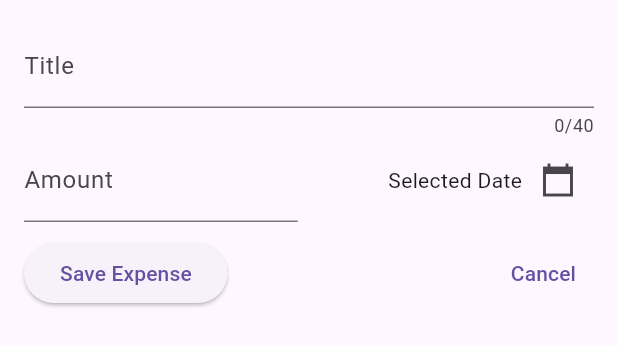
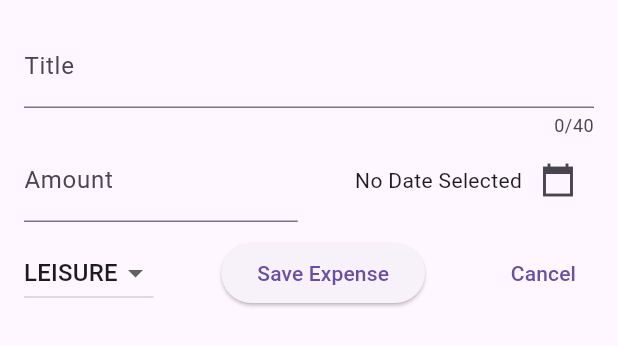
Before and after one commit to ishwar46/everydayFlutter, a Flutter app: the NewExpense widget shown alone on an empty page, opened directly, on a phone screen of 412 x 824 dp. Shown: the top 346 px of the screen. Run offline on Flutter 3.47's test engine with Material 3 defaults, Android fonts, the phone set to English and light mode, and no system bars; our stand-ins replace google_fonts.

Commit message:
Drop down added

```diff
--- a/expense_tracker/lib/widgets/new_expense.dart
+++ b/expense_tracker/lib/widgets/new_expense.dart
@@ -1,5 +1,5 @@
+import 'package:expense_tracker/models/expense.dart';
 import 'package:flutter/material.dart';
-import 'package:flutter/widgets.dart';
 
 class NewExpense extends StatefulWidget {
   const NewExpense({super.key});
@@ -18,12 +18,20 @@ class _NewExpenseState extends State<NewExpense> {
 
   final _titleController = TextEditingController();
   final _amountController = TextEditingController();
+  DateTime? _selectedDate;
+  Category _selectedCategory = Category.leisure;
 
-  void _presentDatePicker() {
+  void _presentDatePicker() async {
     final now = DateTime.now();
     final firstDate = DateTime(now.year - 1, now.month, now.day);
-    final lastDate = DateTime(now.year);
-    showDatePicker(context: context, firstDate: firstDate, lastDate: now);
+    final pickedDate = await showDatePicker(
+      context: context,
+      firstDate: firstDate,
+      lastDate: now,
+    );
+    setState(() {
+      _selectedDate = pickedDate;
+    });
   }
 
   @override
@@ -64,7 +72,9 @@ class _NewExpenseState extends State<NewExpense> {
                 mainAxisAlignment: MainAxisAlignment.end,
                 crossAxisAlignment: CrossAxisAlignment.center,
                 children: [
-                  const Text('Selected Date'),
+                  Text(_selectedDate == null
+                      ? 'No Date Selected'
+                      : formatter.format(_selectedDate!)),
                   IconButton(
                     onPressed: _presentDatePicker,
                     icon: const Icon(Icons.calendar_today_sharp),
@@ -79,6 +89,26 @@ class _NewExpenseState extends State<NewExpense> {
           Row(
             mainAxisAlignment: MainAxisAlignment.spaceBetween,
             children: [
+              DropdownButton(
+                  value: _selectedCategory,
+                  items: Category.values
+                      .map(
+                        (category) => DropdownMenuItem(
+                          value: category,
+                          child: Text(
+                            category.name.toUpperCase(),
+                          ),
+                        ),
+                      )
+                      .toList(),
+                  onChanged: (value) {
+                    if (value == null) {
+                      return;
+                    }
+                    setState(() {
+                      _selectedCategory = value;
+                    });
+                  }),
               ElevatedButton(
                 onPressed: () {
                   // print(_titleController.text);
```
